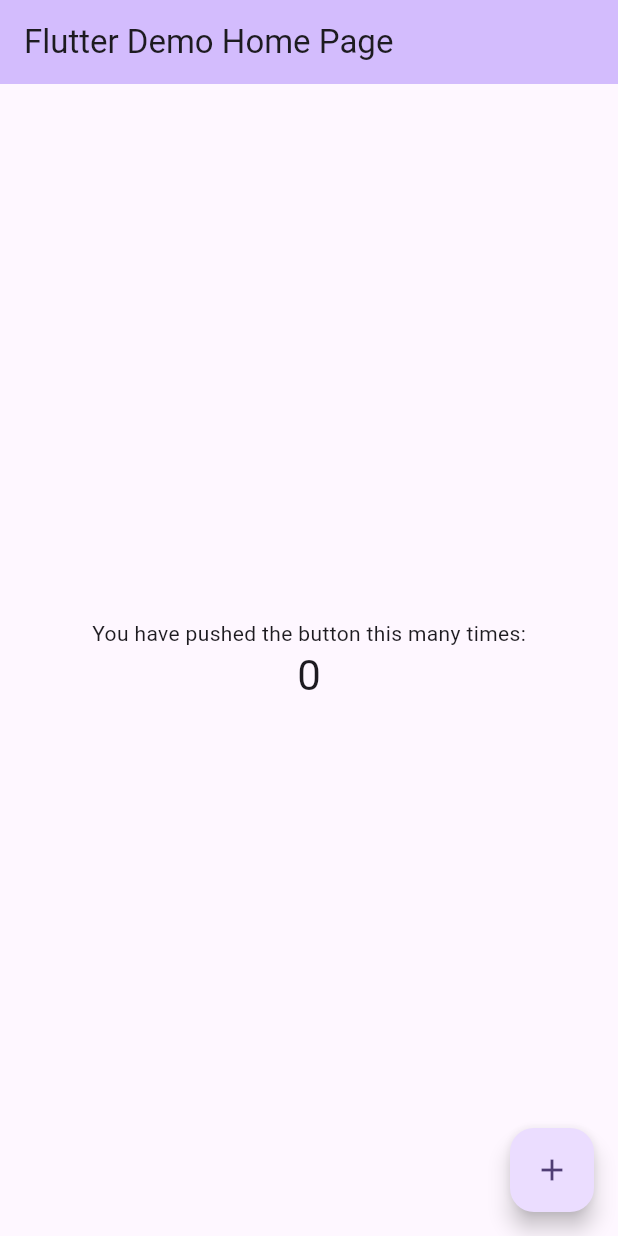
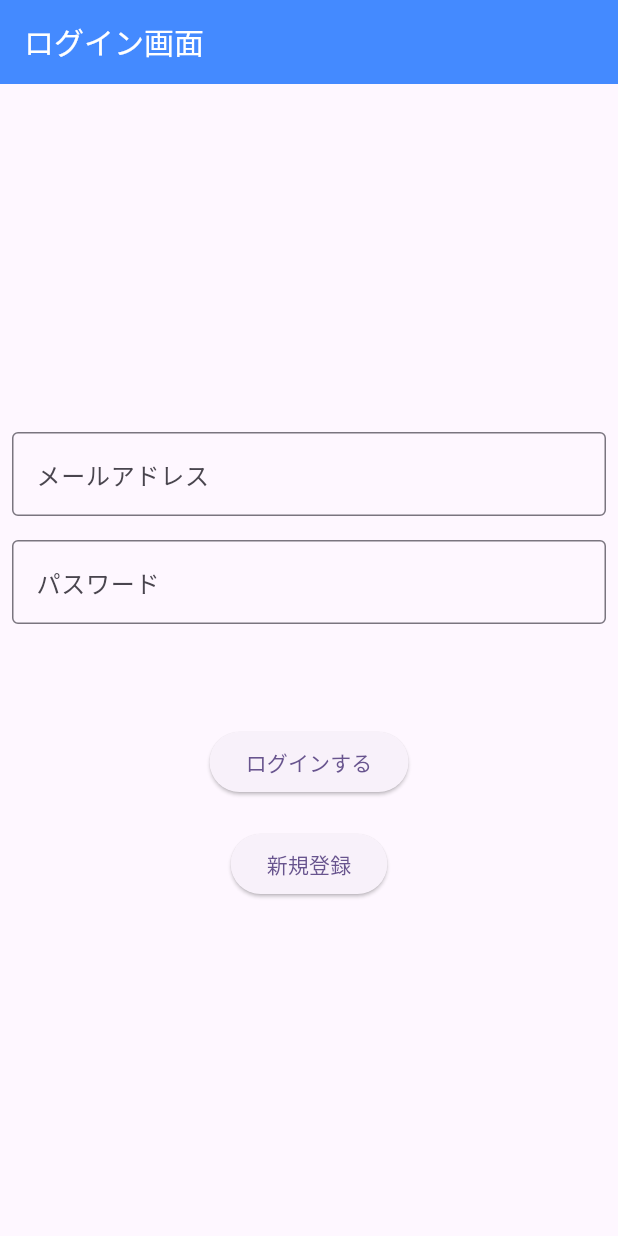
Before and after one commit to koki-to/todo-riverpod1, a Flutter app: the screen it shows after launch, on a phone screen of 412 x 824 dp. Run offline on Flutter 3.47's test engine with Material 2 defaults, Android fonts, the phone set to English and light mode, and no system bars; our stand-ins replace auto_route, firebase_core, flutter_riverpod; accounts and stored records are empty.

```diff
--- /dev/null
+++ b/lib/app.dart
@@ -0,0 +1,30 @@
+import 'package:flutter/material.dart';
+import 'package:todo_app/router/router.dart';
+
+class MyApp extends StatelessWidget {
+  MyApp({super.key});
+
+  final _appRouter = AppRouter();
+
+  @override
+  Widget build(BuildContext context) {
+    return MaterialApp.router(
+      debugShowCheckedModeBanner: false,
+      routerConfig: _appRouter.config(),
+      title: 'Flutter Demo',
+      theme: ThemeData(
+        colorScheme: ColorScheme.fromSeed(seedColor: Colors.deepPurple),
+        appBarTheme: const AppBarTheme(
+            backgroundColor: Colors.blueAccent,
+            titleTextStyle: TextStyle(
+              color: Colors.white,
+              fontSize: 20.0,
+            ),
+            iconTheme: IconThemeData(
+              color: Colors.white,
+            )),
+        useMaterial3: true,
+      ),
+    );
+  }
+}
--- /dev/null
+++ b/lib/features/auth/presentation/login_page.dart
@@ -0,0 +1,62 @@
+import 'package:auto_route/auto_route.dart';
+import 'package:flutter/material.dart';
+import 'package:flutter_riverpod/flutter_riverpod.dart';
+import 'package:todo_app/router/router.gr.dart';
+
+@RoutePage()
+class LoginPage extends ConsumerWidget {
+  const LoginPage({super.key});
+
+  @override
+  Widget build(BuildContext context, WidgetRef ref) {
+    final emialController = TextEditingController();
+    final passwordController = TextEditingController();
+    return Scaffold(
+      appBar: AppBar(
+        title: const Text(
+          'ログイン画面',
+        ),
+      ),
+      body: Center(
+        child: Column(
+          mainAxisAlignment: MainAxisAlignment.center,
+          crossAxisAlignment: CrossAxisAlignment.center,
+          children: <Widget>[
+            Padding(
+              padding: const EdgeInsets.all(8.0),
+              child: TextFormField(
+                controller: emialController,
+                onChanged: (value) {},
+                decoration: const InputDecoration(
+                  hintText: 'メールアドレス',
+                  border: OutlineInputBorder(),
+                ),
+              ),
+            ),
+            Padding(
+              padding: const EdgeInsets.all(8.0),
+              child: TextFormField(
+                controller: passwordController,
+                onChanged: (value) {},
+                decoration: const InputDecoration(
+                  hintText: 'パスワード',
+                  border: OutlineInputBorder(),
+                ),
+              ),
+            ),
+            const SizedBox(height: 60),
+            ElevatedButton(
+              onPressed: () {},
+              child: const Text('ログインする'),
+            ),
+            const SizedBox(height: 20),
+            ElevatedButton(
+              onPressed: () => context.router.push(const SignupRoute()),
+              child: const Text('新規登録'),
+            ),
+          ],
+        ),
+      ),
+    );
+  }
+}
--- a/lib/main.dart
+++ b/lib/main.dart
@@ -1,71 +1,12 @@
 import 'package:firebase_core/firebase_core.dart';
 import 'package:flutter/material.dart';
+import 'package:todo_app/app.dart';
 import 'package:todo_app/firebase_options.dart';
 
 Future<void> main() async {
   WidgetsFlutterBinding.ensureInitialized();
-  await Firebase.initializeApp(options: DefaultFirebaseOptions.currentPlatform);
-  runApp(const MyApp());
+  await Firebase.initializeApp(
+    options: DefaultFirebaseOptions.currentPlatform,
+  );
+  runApp(MyApp());
 }
-
-class MyApp extends StatelessWidget {
-  const MyApp({super.key});
-  @override
-  Widget build(BuildContext context) {
-    return MaterialApp(
-      title: 'Flutter Demo',
-      theme: ThemeData(
-        colorScheme: ColorScheme.fromSeed(seedColor: Colors.deepPurple),
-        useMaterial3: true,
-      ),
-      home: const MyHomePage(title: 'Flutter Demo Home Page'),
-    );
-  }
-}
-
-class MyHomePage extends StatefulWidget {
-  const MyHomePage({super.key, required this.title});
-  final String title;
-
-  @override
-  State<MyHomePage> createState() => _MyHomePageState();
-}
-
-class _MyHomePageState extends State<MyHomePage> {
-  int _counter = 0;
-
-  void _incrementCounter() {
-    setState(() {
-      _counter++;
-    });
-  }
-
-  @override
-  Widget build(BuildContext context) {
-    return Scaffold(
-      appBar: AppBar(
-        backgroundColor: Theme.of(context).colorScheme.inversePrimary,
-        title: Text(widget.title),
-      ),
-      body: Center(
-        child: Column(
-          mainAxisAlignment: MainAxisAlignment.center,
-          children: <Widget>[
-            const Text(
-              'You have pushed the button this many times:',
-            ),
-            Text(
-              '$_counter',
-              style: Theme.of(context).textTheme.headlineMedium,
-            ),
-          ],
-        ),
-      ),
-      floatingActionButton: FloatingActionButton(
-        onPressed: _incrementCounter,
-        tooltip: 'Increment',
-        child: const Icon(Icons.add),
-      ),
-    );
-  }
-}
--- /dev/null
+++ b/lib/router/router.dart
@@ -0,0 +1,13 @@
+import 'package:auto_route/auto_route.dart';
+import 'package:todo_app/router/router.gr.dart';
+
+@AutoRouterConfig()
+class AppRouter extends $AppRouter {
+  @override
+  List<AutoRoute> get routes => [
+        AutoRoute(page: LoginRoute.page, initial: true),
+        AutoRoute(
+          page: SignupRoute.page,
+        )
+      ];
+}
```
Also changed, not shown: lib/features/auth/presentation/signup_page.dart (added, +50 -0 lines), lib/router/router.gr.dart (added), 1 other file.
